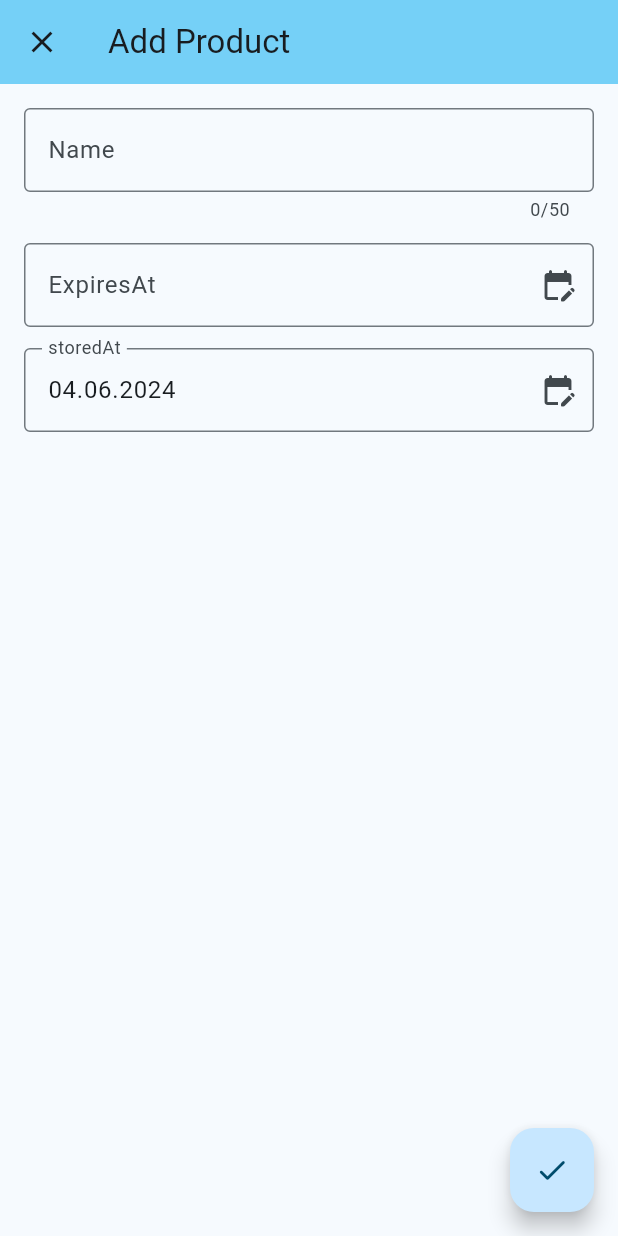
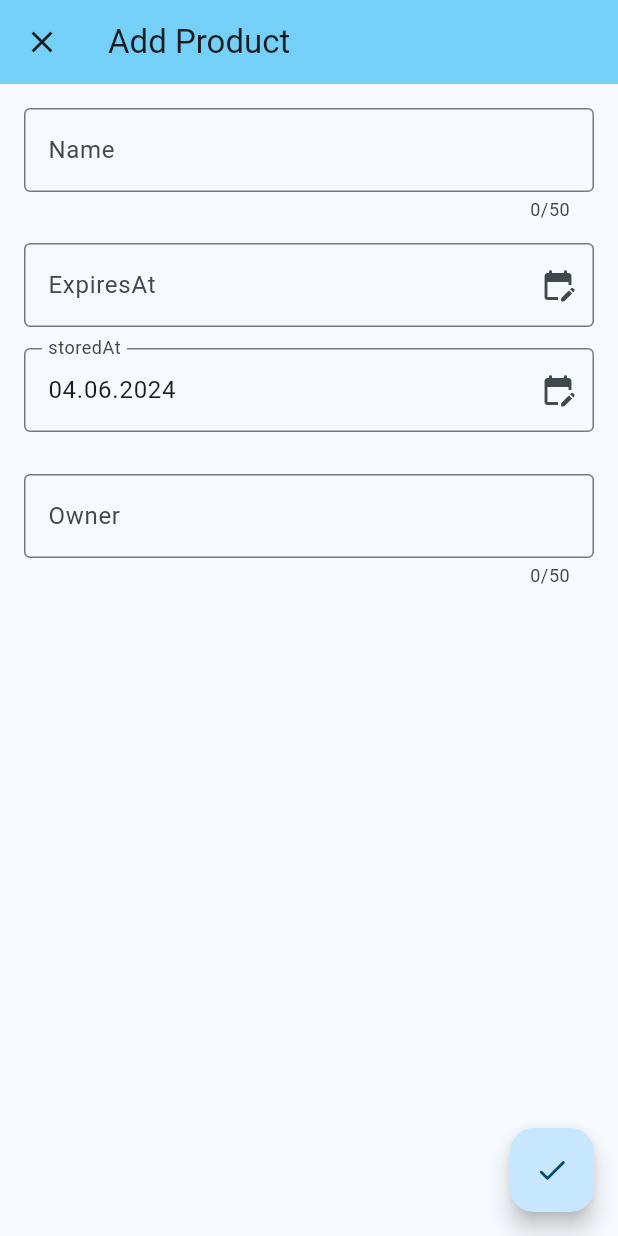
Before and after one commit to ultraluminar/EMA-2024s, a Flutter app: the screen it shows after launch, after a tap on "Products Page", after a tap on the "add" icon, on a phone screen of 412 x 824 dp. Run offline on Flutter 3.47's test engine with Material 3 defaults, Android fonts, the phone set to English and light mode, and no system bars; our stand-ins replace bloc, equatable, flutter_bloc, rxdart, shared_preferences; generated files the repository leaves out were written again.

Commit message:
feat: add owner form field

```diff
--- a/lib/pages/edit_product/view/edit_product_page.dart
+++ b/lib/pages/edit_product/view/edit_product_page.dart
@@ -1,3 +1,5 @@
+import 'dart:developer';
+
 import 'package:app_ui/app_ui.dart';
 import 'package:flutter/material.dart';
 import 'package:flutter/services.dart';
@@ -88,7 +90,8 @@ class _EditProductViewState extends State<EditProductView> {
             ExpirationDateField(),
             SizedBox(height: 14),
             StorageDateField(),
-            // _OwnerField(),
+            SizedBox(height: 28),
+            OwnerField(),
             // _KategoryField(),
           ],
         ),
@@ -155,7 +158,7 @@ class ExpirationDateField extends StatelessWidget {
       onDatePicked: (picked) {
         log("Picked date: $picked");
         context
-          .read<EditProductBloc>()
+            .read<EditProductBloc>()
             .add(EditProductExpiresAtChanged(picked));
       },
       validator: (String? value) {
@@ -189,7 +192,45 @@ class StorageDateField extends StatelessWidget {
       onDatePicked: (picked) => context
           .read<EditProductBloc>()
           .add(EditProductStoredAtChanged(picked)),
-      key: key,
     );
   }
 }
+
+class OwnerField extends StatelessWidget {
+  const OwnerField({super.key});
+
+  @override
+  Widget build(BuildContext context) {
+    return BlocSelector<EditProductBloc, EditProductState, String>(
+      selector: (state) => state.product.owner,
+      builder: (context, owner) {
+        return TextFormField(
+          key: const Key('editProductForm_ownerInput_textField'),
+          decoration: InputDecoration(
+            border: const OutlineInputBorder(),
+            enabled: !context.select<EditProductBloc, bool>(
+                (bloc) => bloc.state.status.isLoadingOrSuccess),
+            labelText: "Owner", //S.of(context).editProductFormOwnerFieldLabel,
+          ),
+          initialValue: context.read<EditProductBloc>().state.product.owner,
+          maxLength: 50,
+          inputFormatters: [
+            LengthLimitingTextInputFormatter(50),
+          ],
+          onSaved: (owner) {
+            assert(owner != null, "Ownerfield cannot return null!");
+            context
+                .read<EditProductBloc>()
+                .add(EditProductOwnerChanged(owner!));
+          },
+          validator: (String? value) {
+            if (value == null || value.isEmpty) {
+              return "Please enter an owner";
+            }
+            return null;
+          },
+        );
+      },
+    );
+  }
+}
```
